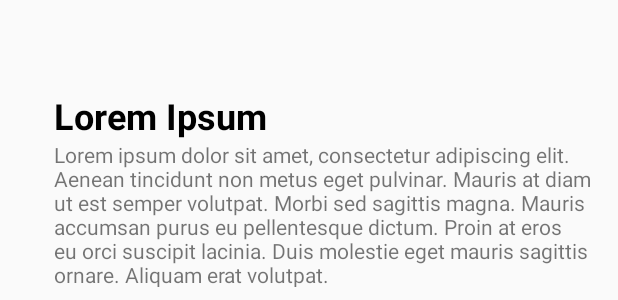
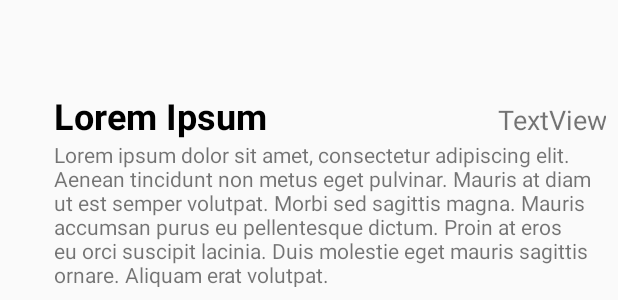
Before and after one commit to wyuuta/android-sehat-bersama, an Android app: the layout activity_course_detail.xml on its own in the app's theme, with its tools: preview values and no code run, on a phone screen of 412 x 824 dp. Shown: the part 619-919 px from the top of the screen. Run offline under Robolectric (Android 15) with nearby library versions, the phone set to English and light mode, and no system bars; plain views replace YouTubePlayerView.

Commit message:
Add lama to detail page

```diff
--- a/app/src/main/java/com/example/yuuta/sehatbersama/CourseDetailActivity.kt
+++ b/app/src/main/java/com/example/yuuta/sehatbersama/CourseDetailActivity.kt
@@ -15,6 +15,7 @@ class CourseDetailActivity : YouTubeBaseActivity() {
         const val COURSE_NAME = "course_name"
         const val COURSE_DESC = "course_desc"
         const val COURSE_LINK = "course_link"
+        const val COURSE_LAMA = "course_lama"
     }
     lateinit var youtubeView:YouTubePlayerView
     lateinit var onInitListen:YouTubePlayer.OnInitializedListener
@@ -28,10 +29,15 @@ class CourseDetailActivity : YouTubeBaseActivity() {
         val nama = intent.getStringExtra(COURSE_NAME)
         val deskripsi = intent.getStringExtra(COURSE_DESC)
         val link = intent.getStringExtra(COURSE_LINK)
+        val lama = intent.getStringExtra(COURSE_LAMA)
+
         val textView = findViewById<TextView>(R.id.textViewDetail)
         val textViewDescription = findViewById<TextView>(R.id.textViewDescription)
+        val textViewLama = findViewById<TextView>(R.id.textViewLama)
+
         textView.text = nama
         textViewDescription.text = deskripsi
+        textViewLama.text = lama
 
         youtubeView = findViewById<YouTubePlayerView>(R.id.youtubeView)
         onInitListen = object: YouTubePlayer.OnInitializedListener {
--- a/app/src/main/res/layout/activity_course_detail.xml
+++ b/app/src/main/res/layout/activity_course_detail.xml
@@ -47,14 +47,31 @@
         app:layout_constraintRight_toRightOf="parent"
         app:layout_constraintTop_toBottomOf="@+id/button">
 
-        <TextView
-            android:id="@+id/textViewDetail"
+        <LinearLayout
             android:layout_width="match_parent"
             android:layout_height="wrap_content"
-            android:text="@string/lorem_ipsum_title"
-            android:textColor="@android:color/black"
-            android:textSize="24sp"
-            android:textStyle="bold" />
+            android:orientation="horizontal">
+
+            <TextView
+                android:id="@+id/textViewDetail"
+                android:layout_width="wrap_content"
+                android:layout_height="wrap_content"
+                android:layout_weight="1"
+                android:text="@string/lorem_ipsum_title"
+                android:textColor="@android:color/black"
+                android:textSize="24sp"
+                android:textStyle="bold" />
+
+            <TextView
+                android:id="@+id/textViewLama"
+                android:layout_width="wrap_content"
+                android:layout_height="wrap_content"
+                android:layout_weight="1"
+                android:text="TextView"
+                android:textAlignment="viewEnd"
+                android:textSize="18sp" />
+
+        </LinearLayout>
 
         <TextView
             android:id="@+id/textViewDescription"
```
Also changed, not shown: app/src/main/java/com/example/yuuta/sehatbersama/CourseActivity.kt (+9 -2 lines).
